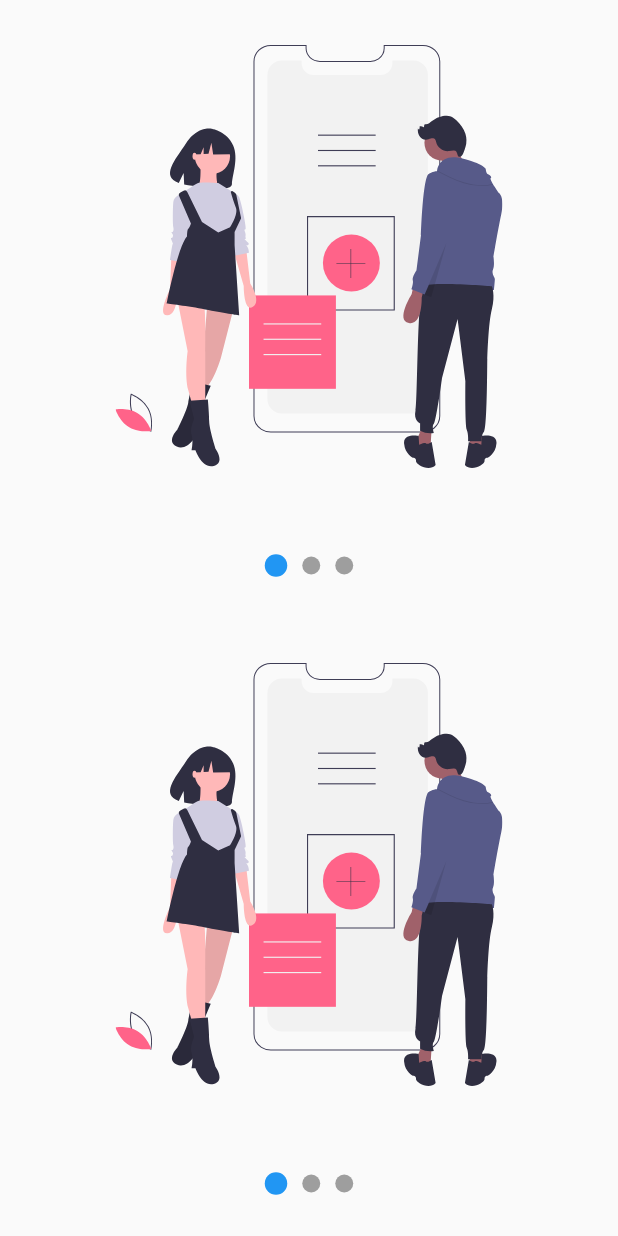
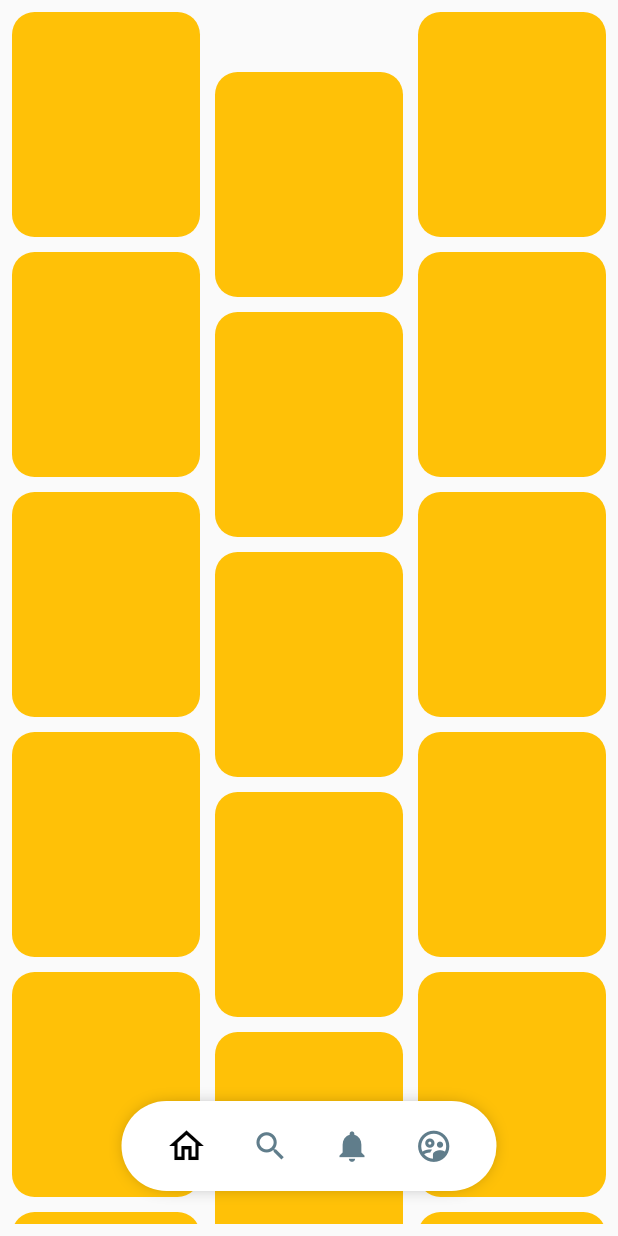
Before and after one commit to MichaelAmador/flutter-designs, a Flutter app: the screen it shows after launch, on a phone screen of 412 x 824 dp. Run offline on Flutter 3.47's test engine with Material 2 defaults, Android fonts, the phone set to English and light mode, and no system bars; our stand-ins replace flutter_svg.

Commit message:
Pinterest menu and layout

```diff
--- a/lib/main.dart
+++ b/lib/main.dart
@@ -11,6 +11,6 @@ class MainApp extends StatelessWidget {
   @override
   Widget build(BuildContext context) {
     return const MaterialApp(
-        debugShowCheckedModeBanner: false, home: SlideShowScreen());
+        debugShowCheckedModeBanner: false, home: PinterestScreen());
   }
 }
--- /dev/null
+++ b/lib/src/screens/pinterest_screen.dart
@@ -0,0 +1,152 @@
+import 'package:designs/src/src.dart';
+import 'package:flutter/material.dart';
+import 'package:flutter_staggered_grid_view/flutter_staggered_grid_view.dart';
+import 'package:provider/provider.dart';
+
+class PinterestScreen extends StatelessWidget {
+  const PinterestScreen({super.key});
+
+  @override
+  Widget build(BuildContext context) {
+    return ChangeNotifierProvider(
+      create: (_) => _MenuModel(),
+      child: const Scaffold(
+          body: Stack(children: [_PinteresGrid(), _PinterestMenuLocation()])),
+    );
+  }
+}
+
+class _PinterestMenuLocation extends StatelessWidget {
+  const _PinterestMenuLocation();
+
+  @override
+  Widget build(BuildContext context) {
+    final size = MediaQuery.of(context).size;
+    final show = context.watch<_MenuModel>().show;
+    return Positioned(
+      bottom: 30,
+      child: SizedBox(
+          width: size.width,
+          child: Align(
+              child: PinterestMenu(
+            show: show,
+            // backgrounColor: Colors.red,
+            // activeColor: Colors.indigo,
+            items: [
+              PinterestButton(
+                  onPressed: () {
+                    print('object 1');
+                  },
+                  icon: Icons.home_outlined),
+              PinterestButton(
+                  onPressed: () {
+                    print('object 2');
+                  },
+                  icon: Icons.search),
+              PinterestButton(
+                  onPressed: () {
+                    print('object 3');
+                  },
+                  icon: Icons.notifications),
+              PinterestButton(
+                  onPressed: () {
+                    print('object 4');
+                  },
+                  icon: Icons.supervised_user_circle_outlined),
+            ],
+          ))),
+    );
+  }
+}
+
+class _PinteresGrid extends StatefulWidget {
+  const _PinteresGrid();
+
+  @override
+  State<_PinteresGrid> createState() => _PinteresGridState();
+}
+
+class _PinteresGridState extends State<_PinteresGrid> {
+  final controller = ScrollController();
+  double scrollLastPosition = 0;
+  @override
+  void initState() {
+    controller.addListener(() {
+      // print(controller.position);
+
+      if (controller.offset > scrollLastPosition && controller.offset > 100) {
+        context.read<_MenuModel>().show = false;
+      } else {
+        context.read<_MenuModel>().show = true;
+      }
+
+      scrollLastPosition = controller.offset;
+    });
+    super.initState();
+  }
+
+  @override
+  void dispose() {
+    controller.dispose();
+    super.dispose();
+  }
+
+  @override
+  Widget build(BuildContext context) {
+    final List<int> items = List.generate(100, (index) => index);
+    return SafeArea(
+      child: Padding(
+        padding: const EdgeInsets.all(8.0),
+        child: MasonryGridView.count(
+          physics: const BouncingScrollPhysics(),
+          controller: controller,
+          crossAxisCount: 3,
+          crossAxisSpacing: 10,
+          mainAxisSpacing: 10,
+          itemCount: items.length,
+          // itemCount: widget.movies.length,
+          itemBuilder: (context, index) {
+            if (index == 1) {
+              return Column(
+                children: [
+                  const SizedBox(
+                    height: 40,
+                  ),
+                  _PinteresItem(index)
+                ],
+              );
+            }
+            return _PinteresItem(index);
+          },
+        ),
+      ),
+    );
+  }
+}
+
+class _PinteresItem extends StatelessWidget {
+  final int index;
+  const _PinteresItem(this.index);
+
+  @override
+  Widget build(BuildContext context) {
+    return Container(
+      width: 150,
+      height: 150,
+      decoration: const BoxDecoration(
+          color: Colors.amber,
+          borderRadius: BorderRadius.all(Radius.circular(15))),
+    );
+  }
+}
+
+class _MenuModel with ChangeNotifier {
+  bool _show = true;
+
+  bool get show => _show;
+
+  set show(bool show) {
+    _show = show;
+    notifyListeners();
+  }
+}
--- a/lib/src/screens/screens.dart
+++ b/lib/src/screens/screens.dart
@@ -6,4 +6,5 @@ export 'labs/slideshow_screen.dart';
 export 'animations_screen.dart';
 export 'circular_graphics_screen.dart';
 export 'headers_screen.dart';
+export 'pinterest_screen.dart';
 export 'slideshow_screen.dart';
--- /dev/null
+++ b/lib/src/widgets/pinterest_menu.dart
@@ -0,0 +1,160 @@
+import 'package:flutter/material.dart';
+import 'package:provider/provider.dart';
+
+class PinterestMenu extends StatelessWidget {
+  final bool show;
+  final Color backgrounColor;
+  final Color activeColor;
+  final Color inactiveColor;
+  final List<PinterestButton> items;
+  // = [
+  //   PinterestButton(
+  //       onPressed: () {
+  //         print('object 1');
+  //       },
+  //       icon: Icons.home_outlined),
+  //   PinterestButton(
+  //       onPressed: () {
+  //         print('object 2');
+  //       },
+  //       icon: Icons.search),
+  //   PinterestButton(
+  //       onPressed: () {
+  //         print('object 3');
+  //       },
+  //       icon: Icons.notifications),
+  //   PinterestButton(
+  //       onPressed: () {
+  //         print('object 4');
+  //       },
+  //       icon: Icons.supervised_user_circle_outlined),
+  // ];
+
+  const PinterestMenu(
+      {super.key,
+      this.show = true,
+      this.backgrounColor = Colors.white,
+      this.activeColor = Colors.black,
+      this.inactiveColor = Colors.blueGrey,
+      required this.items});
+
+  @override
+  Widget build(BuildContext context) {
+    return ChangeNotifierProvider(
+      create: (_) => _MenuModel(),
+      child: AnimatedOpacity(
+        duration: const Duration(milliseconds: 250),
+        opacity: (show) ? 1 : 0,
+        child: Builder(builder: (context) {
+          context.watch<_MenuModel>().backgroundColor = backgrounColor;
+          context.watch<_MenuModel>().activeColor = activeColor;
+          context.watch<_MenuModel>().inactiveColor = inactiveColor;
+          return _PinterestMenuBackground(
+            child: _MenuItems(menuItems: items),
+          );
+        }),
+      ),
+    );
+  }
+}
+
+class _PinterestMenuBackground extends StatelessWidget {
+  final Widget child;
+  const _PinterestMenuBackground({required this.child});
+
+  @override
+  Widget build(BuildContext context) {
+    final backgroundColor = context.watch<_MenuModel>().backgroundColor;
+    return Container(
+      width: 250,
+      height: 60,
+      decoration: BoxDecoration(
+          color: backgroundColor,
+          borderRadius: const BorderRadius.all(Radius.circular(100)),
+          boxShadow: const [
+            BoxShadow(
+                color: Colors.black45,
+                // offset: Offset(2, 2),
+                blurRadius: 10,
+                spreadRadius: -5)
+          ]),
+      child: child,
+    );
+  }
+}
+
+class _MenuItems extends StatelessWidget {
+  final List<PinterestButton> menuItems;
+  const _MenuItems({required this.menuItems});
+
+  @override
+  Widget build(BuildContext context) {
+    return Row(
+      mainAxisAlignment: MainAxisAlignment.spaceEvenly,
+      children: List.generate(menuItems.length,
+          (index) => _PinterestMenuItem(index: index, item: menuItems[index])),
+    );
+  }
+}
+
+class _PinterestMenuItem extends StatelessWidget {
+  final int index;
+  final PinterestButton item;
+  const _PinterestMenuItem({required this.item, required this.index});
+
+  @override
+  Widget build(BuildContext context) {
+    final modelProvider = context.watch<_MenuModel>();
+    return GestureDetector(
+      onTap: () {
+        context.read<_MenuModel>().itemSelected = index;
+        item.onPressed!();
+      },
+      child: Container(
+        child: Icon(
+          item.icon,
+          size: (modelProvider.itemSelected == index) ? 28 : 25,
+          color: (modelProvider.itemSelected == index)
+              ? modelProvider.activeColor
+              : modelProvider.inactiveColor,
+        ),
+      ),
+    );
+  }
+}
+
+class PinterestButton {
+  final void Function()? onPressed;
+  final IconData icon;
+
+  PinterestButton({required this.onPressed, required this.icon});
+}
+
+class _MenuModel extends ChangeNotifier {
+  int _itemSelected = 0;
+  Color _backgroundColor = Colors.white;
+  Color _activeColor = Colors.black;
+  Color _inactiveColor = Colors.blueGrey;
+
+  int get itemSelected => _itemSelected;
+  Color get backgroundColor => _backgroundColor;
+  Color get activeColor => _activeColor;
+  Color get inactiveColor => _inactiveColor;
+
+  set itemSelected(int index) {
+    _itemSelected = index;
+    notifyListeners();
+  }
+
+  set backgroundColor(Color color) {
+    _backgroundColor = color;
+  }
+
+  set activeColor(Color color) {
+    _activeColor = color;
+  }
+
+  set inactiveColor(Color color) {
+    _inactiveColor = color;
+  }
+}
--- a/lib/src/widgets/widgets.dart
+++ b/lib/src/widgets/widgets.dart
@@ -1,3 +1,4 @@
 export 'headers.dart';
+export 'pinterest_menu.dart';
 export 'radial_progress.dart';
 export 'slideshow.dart';
--- a/pubspec.yaml
+++ b/pubspec.yaml
@@ -9,6 +9,7 @@ environment:
 dependencies:
   flutter:
     sdk: flutter
+  flutter_staggered_grid_view: ^0.6.2
   flutter_svg: ^2.0.7
   provider: ^6.0.5
 
```
Also changed, not shown: pubspec.lock.
